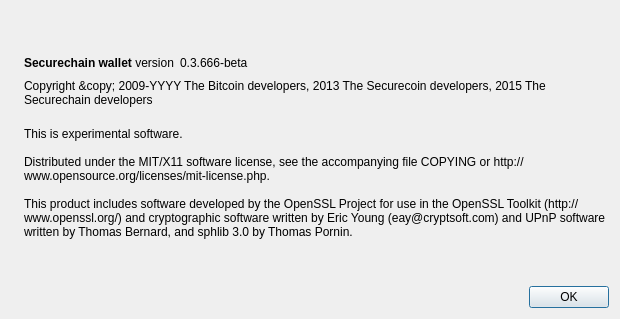
Old version of the form src/qt/forms/aboutdialog.ui in the repository securechain/securechain-wallet.
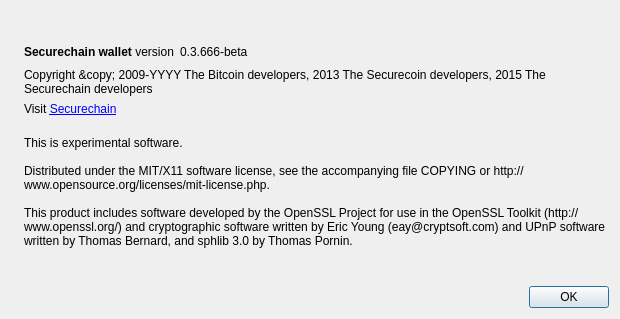
New version of the form. Icons and pictures are not drawn.

```diff
--- a/src/qt/forms/aboutdialog.ui
+++ b/src/qt/forms/aboutdialog.ui
@@ -104,6 +104,22 @@
        </property>
       </widget>
      </item>
+     <item>
+      <widget class="QLabel" name="label_3">
+       <property name="text">
+        <string>&lt;html&gt;&lt;head/&gt;&lt;body&gt;&lt;p&gt;Visit &lt;a href=&quot;http://securechain.info&quot;&gt;&lt;span style=&quot; text-decoration: underline; color:#0000ff;&quot;&gt;Securechain&lt;/span&gt;&lt;/a&gt;&lt;/p&gt;&lt;/body&gt;&lt;/html&gt;</string>
+       </property>
+       <property name="textFormat">
+        <enum>Qt::RichText</enum>
+       </property>
+       <property name="openExternalLinks">
+        <bool>true</bool>
+       </property>
+       <property name="textInteractionFlags">
+        <set>Qt::TextBrowserInteraction</set>
+       </property>
+      </widget>
+     </item>
      <item>
       <widget class="QLabel" name="label_2">
        <property name="cursor">
```
